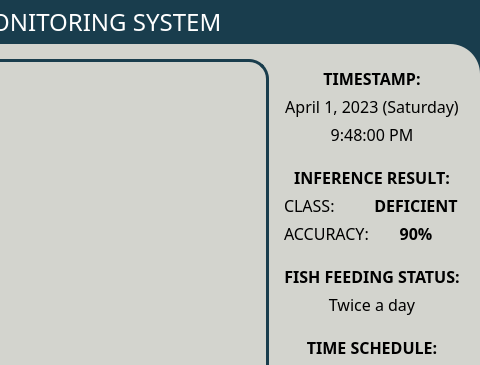
jeraldconstantino/nitrate-sufficiency-monitoring-system, file main.ui: the form before one commit; both pictures show x 544 to 1024 and y 0 to 365 of the 1024 by 600 pixel window.
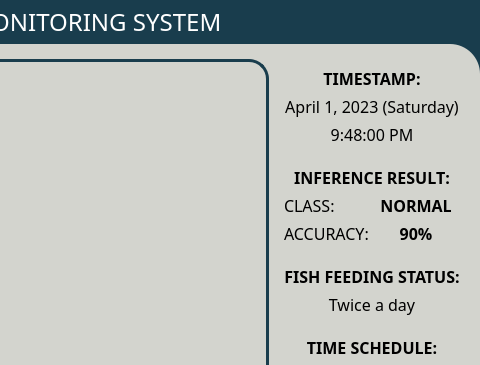
The form after the commit.

Commit message: fish feeder component added

```diff
--- a/main.ui
+++ b/main.ui
@@ -828,7 +828,7 @@
                 </font>
                </property>
                <property name="text">
-                <string>DEFICIENT</string>
+                <string>NORMAL</string>
                </property>
                <property name="alignment">
                 <set>Qt::AlignCenter</set>
```
The commit also changes 2 other files.
